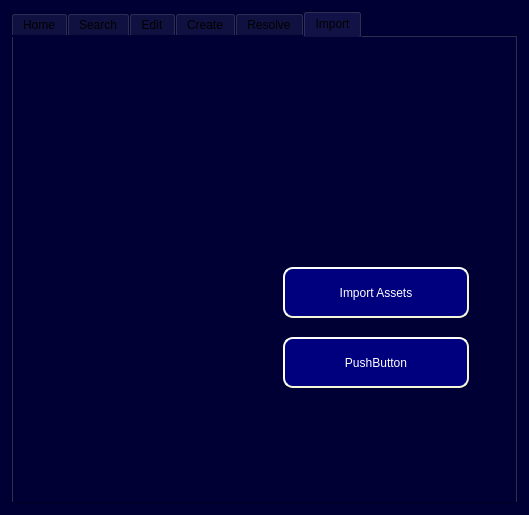
Capstone-RFID/Code, file ui/Admin_Level2_Access.ui: the form before one commit.
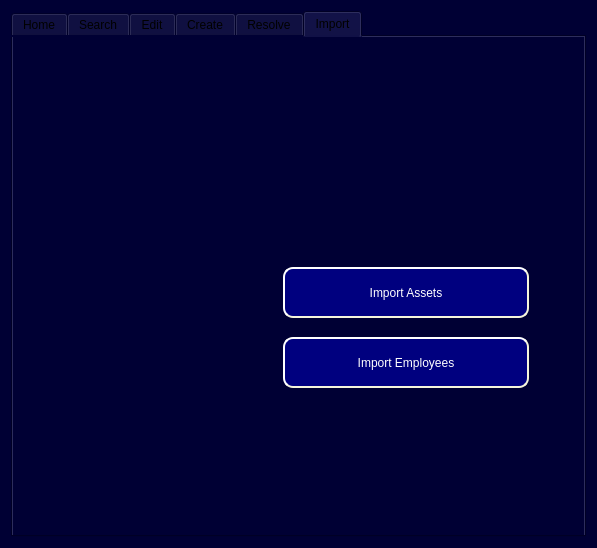
The form after the commit.

Commit message: Fixed Employee Pushbutton label

Patch:
```diff
--- a/ui/Admin_Level2_Access.ui
+++ b/ui/Admin_Level2_Access.ui
@@ -6,8 +6,8 @@
    <rect>
     <x>0</x>
     <y>0</y>
-    <width>529</width>
-    <height>492</height>
+    <width>597</width>
+    <height>548</height>
    </rect>
   </property>
   <property name="windowTitle">
@@ -1237,13 +1237,13 @@
         <rect>
          <x>270</x>
          <y>230</y>
-         <width>186</width>
+         <width>246</width>
          <height>51</height>
         </rect>
        </property>
        <property name="minimumSize">
         <size>
-         <width>186</width>
+         <width>246</width>
          <height>51</height>
         </size>
        </property>
@@ -1273,13 +1273,13 @@
         <rect>
          <x>270</x>
          <y>300</y>
-         <width>186</width>
+         <width>246</width>
          <height>51</height>
         </rect>
        </property>
        <property name="minimumSize">
         <size>
-         <width>186</width>
+         <width>246</width>
          <height>51</height>
         </size>
        </property>
@@ -1301,7 +1301,7 @@
 }</string>
        </property>
        <property name="text">
-        <string>PushButton</string>
+        <string>Import Employees</string>
        </property>
       </widget>
      </widget>
```
Left out of the diff: 18 changed lines with no effect on the pictures. The commit also changes 1 other file.
